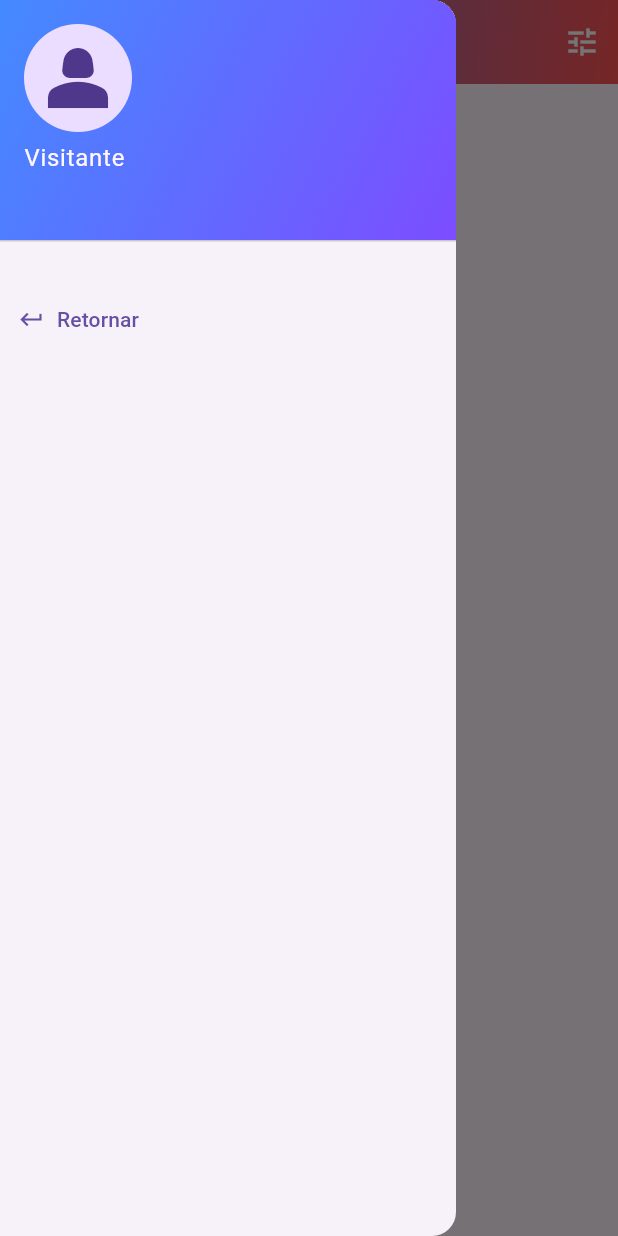
After one commit to beatrizopdd/Games-Tracker, a Flutter app: the FeedV screen opened by its route, with the side drawer open, on a phone screen of 412 x 824 dp. The commit adds this screen. Run offline on Flutter 3.47's test engine with Material 3 defaults, Android fonts, the phone set to English and light mode, and no system bars; our stand-ins replace sqflite, sqflite_common; accounts and stored records are empty.

Commit message:
tela visitante

```diff
--- a/games_tracker/lib/main.dart
+++ b/games_tracker/lib/main.dart
@@ -1,5 +1,7 @@
 import 'package:flutter/material.dart';
 import 'view/home.dart';
+import 'view/feed_v.dart';
+import 'view/game_page_v.dart';
 import 'view/feed.dart';
 import 'view/game_page.dart';
 //import 'pages/results.dart';
@@ -13,6 +15,8 @@ void main(){
       routes: {
         "/feed": (context) => const Feed(),
         "/game_page": (context) => const GamePage(),
+        "/feed_visitante": (context) => const FeedV(),
+        "/game_page_visitante": (context) => const GamePageV(),
         "/home": (context) => const Home()
       },
     ),
--- /dev/null
+++ b/games_tracker/lib/view/feed_v.dart
@@ -0,0 +1,173 @@
+import 'package:flutter/material.dart';
+import 'package:games_tracker/controller/game_controller.dart';
+import 'package:games_tracker/model/user.dart';
+import 'package:games_tracker/model/game.dart';
+
+class FeedV extends StatefulWidget {
+  const FeedV({super.key});
+  @override
+  State<FeedV> createState() => _FeedState();
+}
+
+class _FeedState extends State<FeedV> {
+
+  // ADICIONAR NOVA FUNÇÃO
+  List<Game> gameList = [];
+
+  @override
+  Widget build(BuildContext context) {
+
+    return Scaffold(
+      // Cabeçalho
+      appBar: AppBar(
+        // Título do feed
+        title: const Text(
+          "Games Tracker",
+          style: TextStyle(
+            fontSize: 24,
+            fontWeight: FontWeight.bold,
+            color: Colors.white,
+          ),
+        ),
+
+        // Aparência
+        foregroundColor: Colors.white,
+        centerTitle: true,
+        flexibleSpace: Container(
+          decoration: const BoxDecoration(
+            gradient: LinearGradient(
+              colors: [Colors.blueAccent, Colors.redAccent],
+              begin: Alignment.topLeft,
+              end: Alignment.bottomRight,
+            ),
+          ),
+        ),
+
+        // Filtro
+        actions: [
+          IconButton(
+            onPressed: () {
+              showDialog(
+                context: context,
+                builder: (context) {
+                  return AlertDialog(
+                    title: const Text("Filtro"),
+                    content: Column(
+                      crossAxisAlignment: CrossAxisAlignment.start,
+                      children: [],
+                    ),
+                    actions: [
+                      TextButton(
+                        child: const Text("Buscar"),
+                        onPressed: () {
+                          Navigator.pop(context);
+                        },
+                      ),
+                      TextButton(
+                        child: const Text("Cancelar"),
+                        onPressed: () {
+                          Navigator.pop(context);
+                        },
+                      ),
+                      TextButton(
+                        child: const Text("Resetar"),
+                        onPressed: () {
+                          Navigator.pop(context);
+                        },
+                      ),
+                    ],
+                  );
+                },
+              );
+            },
+            icon: const Icon(Icons.tune, color: Colors.white),
+          ),
+        ],
+      ),
+
+      // Menu
+      drawer: Drawer(
+        child: Column(
+          mainAxisAlignment: MainAxisAlignment.start,
+          crossAxisAlignment: CrossAxisAlignment.start,
+          children: [
+            // Cabeçalho de identificação
+            const UserAccountsDrawerHeader(
+              decoration: BoxDecoration(
+                gradient: LinearGradient(
+                  colors: [Colors.blueAccent, Colors.deepPurpleAccent],
+                  begin: Alignment.topLeft,
+                  end: Alignment.bottomRight,
+                ),
+              ),
+              currentAccountPicture: CircleAvatar(
+                child: Icon(Icons.person_2, size: 60),
+              ),
+              accountName: Text("Visitante"),
+              accountEmail: Text(""),
+            ),
+
+            const SizedBox(height: 20),
+
+            // Retornar
+            TextButton.icon(
+              onPressed: () {
+                Navigator.of(context).pushNamed('/home');
+              },
+              icon: const Icon(Icons.keyboard_return),
+              label: const Text("Retornar"),
+            )
+          ],
+        ),
+      ),
+
+      // Corpo
+      body: Column(
+        children: [
+          const SizedBox(height: 10),
+
+          // Lista de Jogos
+          Expanded(
+            child: ListView.builder(
+              itemCount: gameList.length,
+              itemBuilder: (context, index) {
+                return ListTile(
+                  contentPadding: const EdgeInsets.all(5),
+
+                  leading: const Icon(Icons.videogame_asset, size: 40),
+
+                  // Informações
+                  title: Row(
+                    mainAxisAlignment: MainAxisAlignment.start,
+                    children: [
+                      // Nome
+                      Expanded(child: Text(gameList[index].name)),
+
+                      // Média
+                      Row(
+                        children: [
+                          Text(
+                            // INSERIR MÉDIA
+                            "${index * 1.5} ",
+                            style: const TextStyle(fontSize: 15),
+                          ),
+                          const Icon(Icons.star, size: 20, color: Colors.amber),
+                        ],
+                      ),
+                    ],
+                  ),
+
+                  // Entrar na página
+                  onTap: () {
+                    Navigator.of(context).pushNamed("/game_page_visitante",
+                        arguments: gameList[index]);
+                  },
+                );
+              },
+            ),
+          ),
+        ],
+      ),
+    );
+  }
+}
```
Also changed, not shown: games_tracker/lib/view/feed.dart (+42 -7 lines), games_tracker/lib/view/game_page.dart (+45 -1 lines), games_tracker/lib/view/game_page_v.dart (added, +116 -0 lines).
